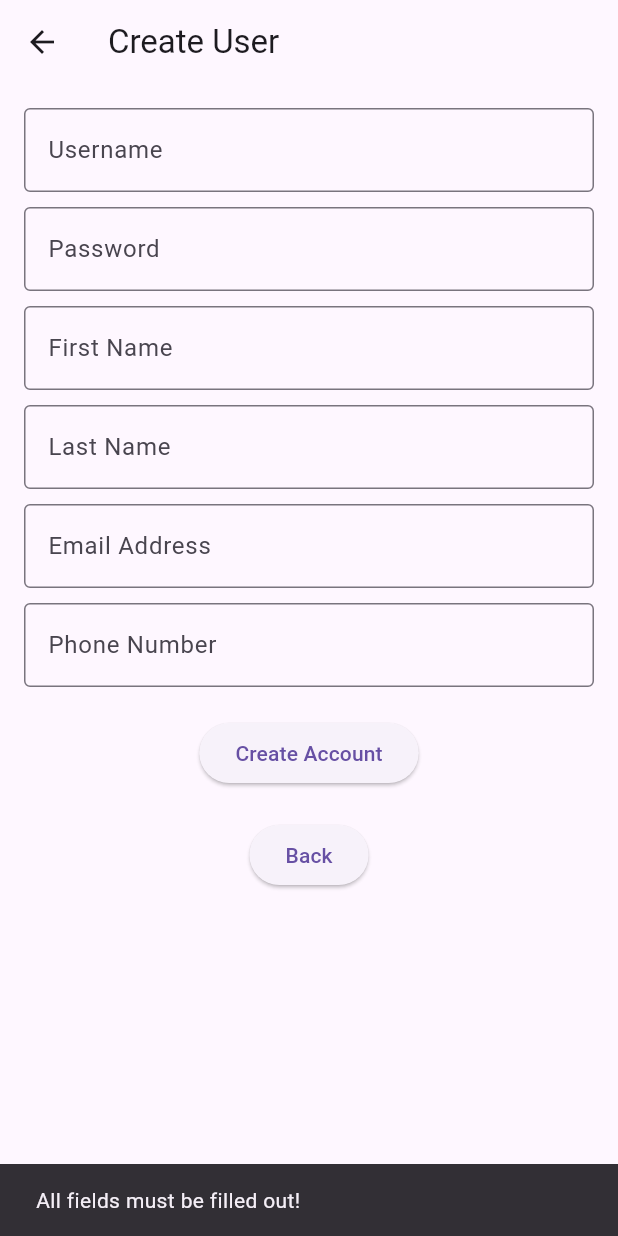
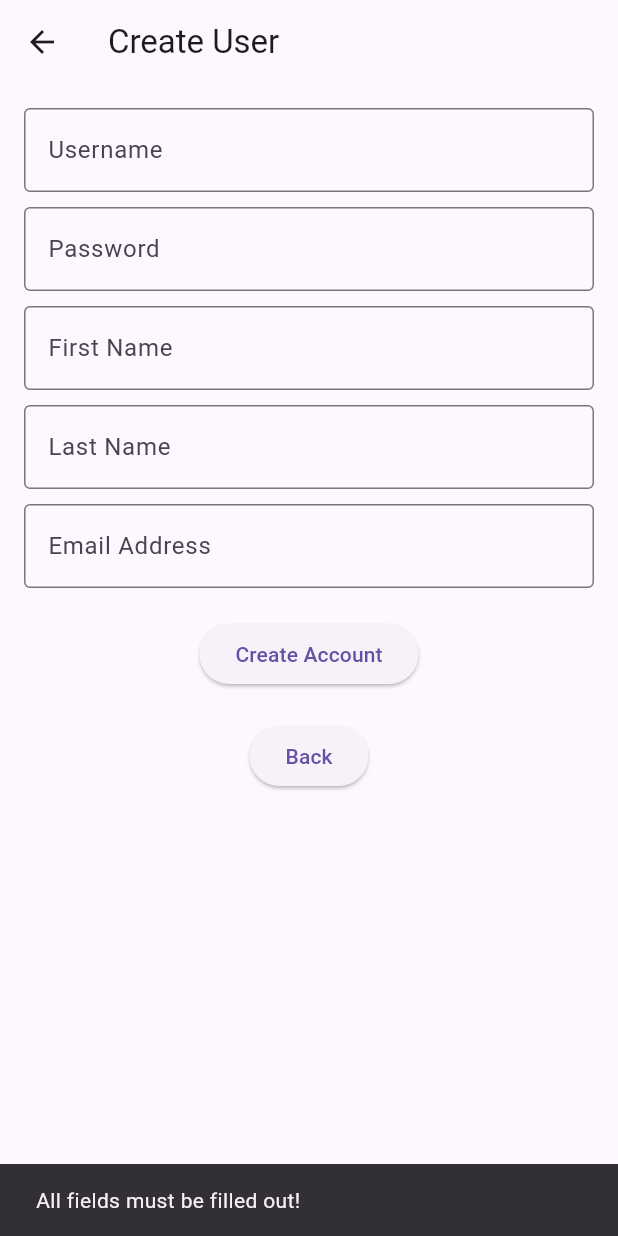
Before and after one commit to chrisfinan/Fitness-Assistant, a Flutter app: the RegistrationPage screen opened directly, after a tap on "Create Account", on a phone screen of 412 x 824 dp. Run offline on Flutter 3.47's test engine with Material 3 defaults, Android fonts, the light colour scheme and no system bars.

Commit message:
remove phone number

```diff
--- a/frontend/lib/registration_page.dart
+++ b/frontend/lib/registration_page.dart
@@ -18,15 +18,13 @@ class _RegistrationPageState extends State<RegistrationPage> {
   final TextEditingController _firstNameController = TextEditingController();
   final TextEditingController _lastNameController = TextEditingController();
   final TextEditingController _emailController = TextEditingController();
-  final TextEditingController _phoneNumberController = TextEditingController();
 
   Future<void> _createUser() async {
     if (_usernameController.text.isEmpty ||
         _passwordController.text.isEmpty ||
         _firstNameController.text.isEmpty ||
         _lastNameController.text.isEmpty ||
-        _emailController.text.isEmpty ||
-        _phoneNumberController.text.isEmpty) {
+        _emailController.text.isEmpty) {
       ScaffoldMessenger.of(context).showSnackBar(
         const SnackBar(content: Text('All fields must be filled out!')),
       );
@@ -44,7 +42,6 @@ class _RegistrationPageState extends State<RegistrationPage> {
         'first_name': _firstNameController.text,
         'last_name': _lastNameController.text,
         'email_address': _emailController.text,
-        'phone_number': _phoneNumberController.text,
       }),
     );
 
@@ -106,14 +103,6 @@ class _RegistrationPageState extends State<RegistrationPage> {
                   controller: _emailController,
                   decoration: const InputDecoration(
                     labelText: 'Email Address',
-                    border: OutlineInputBorder(),
-                  ),
-                ),
-                const SizedBox(height: 10),
-                TextField(
-                  controller: _phoneNumberController,
-                  decoration: const InputDecoration(
-                    labelText: 'Phone Number',
                     border: OutlineInputBorder(),
                   ),
                 ),
```
